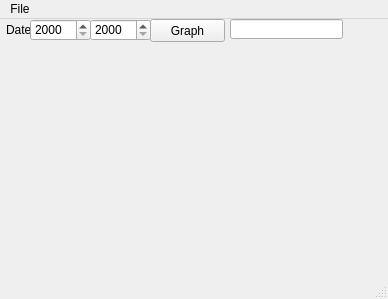
Qt form mainwindow.ui (TeamGrapefuit/SourceCode) before a commit.
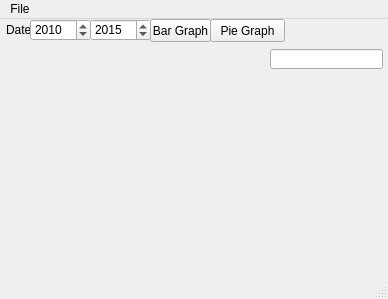
The same form after that commit.

Diff of the .ui file:
```diff
--- a/mainwindow.ui
+++ b/mainwindow.ui
@@ -19,7 +19,7 @@
      <rect>
       <x>150</x>
       <y>0</y>
-      <width>75</width>
+      <width>61</width>
       <height>23</height>
      </rect>
     </property>
@@ -36,7 +36,7 @@
      </size>
     </property>
     <property name="text">
-     <string>Graph</string>
+     <string>Bar Graph</string>
     </property>
    </widget>
    <widget class="QLabel" name="label">
@@ -65,7 +65,10 @@
      <number>2000</number>
     </property>
     <property name="maximum">
-     <number>2020</number>
+     <number>2050</number>
+    </property>
+    <property name="value">
+     <number>2010</number>
     </property>
    </widget>
    <widget class="QSpinBox" name="spinBox_2">
@@ -83,17 +86,33 @@
     <property name="maximum">
      <number>2050</number>
     </property>
+    <property name="value">
+     <number>2015</number>
+    </property>
    </widget>
    <widget class="QLineEdit" name="lineEdit">
     <property name="geometry">
      <rect>
-      <x>230</x>
-      <y>0</y>
+      <x>270</x>
+      <y>30</y>
       <width>113</width>
       <height>20</height>
      </rect>
     </property>
    </widget>
+   <widget class="QPushButton" name="pushButton_2">
+    <property name="geometry">
+     <rect>
+      <x>210</x>
+      <y>0</y>
+      <width>75</width>
+      <height>23</height>
+     </rect>
+    </property>
+    <property name="text">
+     <string>Pie Graph</string>
+    </property>
+   </widget>
   </widget>
   <widget class="QMenuBar" name="menuBar">
    <property name="geometry">
```
